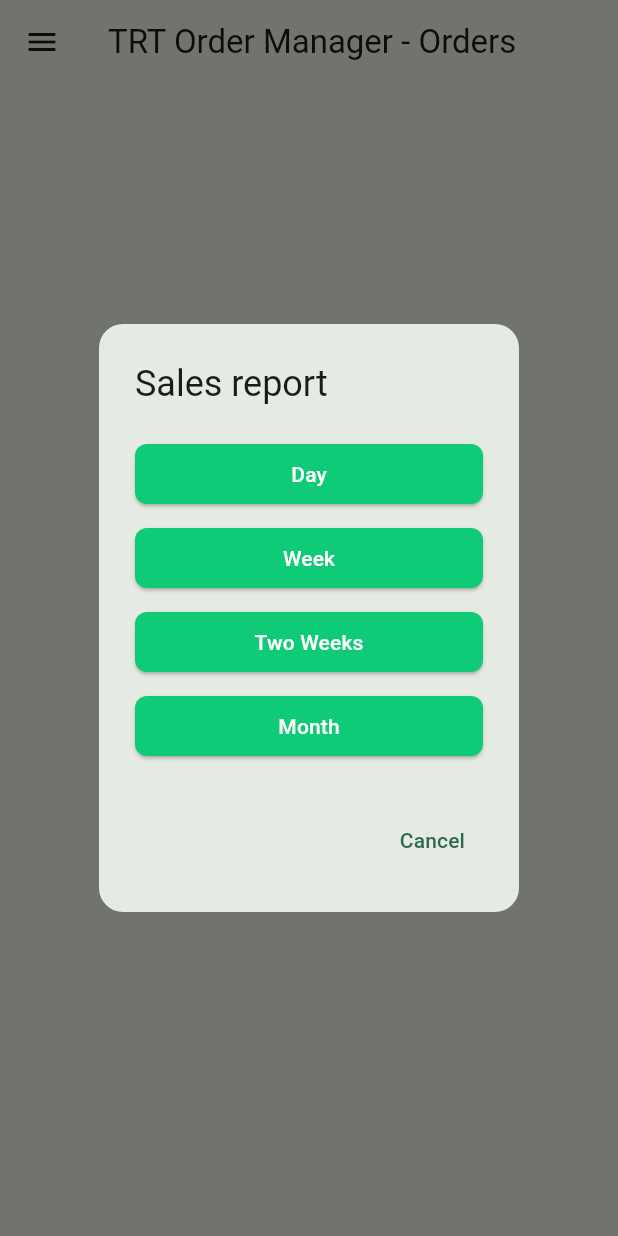
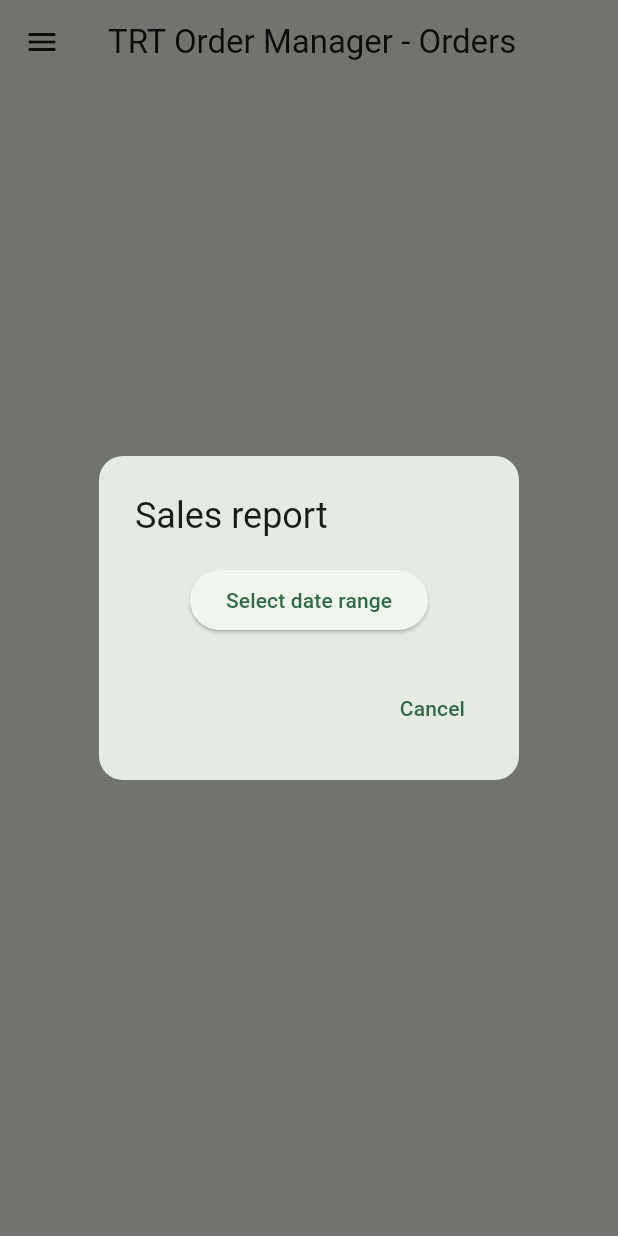
Before and after one commit to WorkWithAfridi/TRTOrderManagerPOS-Flutter, a Flutter app: the screen it shows after launch, in the side drawer, after a tap on "Report", on a phone screen of 412 x 824 dp. Run offline on Flutter 3.47's test engine with Material 3 defaults, Android fonts, the phone set to English and light mode, and no system bars; our stand-ins replace audioplayers, cached_network_image, connectivity_plus, dio, flutter_svg, gap and 4 more; statements that could not run were skipped.

Commit message:
Added date range

```diff
--- a/lib/controllers/sales_report_controller.dart
+++ b/lib/controllers/sales_report_controller.dart
@@ -1,3 +1,4 @@
+import 'package:flutter/material.dart';
 import 'package:get/get.dart';
 import 'package:pdf_printer/models/sales_report_m.dart';
 import 'package:pdf_printer/service/debug/logger.dart';
@@ -8,23 +9,20 @@ import '../service/network/network-c.dart';
 
 class SalesReportController extends GetxController {
   final NetworkController _networkController = Get.find<NetworkController>();
-
+  DateTimeRange? selectedDateRange;
   // Observables for the report and loading state
   var isLoading = false.obs;
   List<SalesReportModel> salesReportList = [];
 
   // Method to fetch the sales report
-  Future<List<SalesReportModel>> getSalesReport({required String period}) async {
+  Future<List<SalesReportModel>> getSalesReport({required String startDate, required String endDate}) async {
     // period can be "day", "week", "two_weeks", or "month"
     String? baseUrl = EvnConstant.baseUrl;
     String endpoint = "$baseUrl/wp-json/wc/v3/reports/sales"; // WooCommerce Reports endpoint
 
-    // Determine the date range for the report based on the selected period
-    Map<String, String> dateRange = _calculateDateRange(period);
-
     isLoading.value = true; // Show loading spinner
 
-    logger.d("After: ${dateRange['after']}, Before: ${dateRange['before']}");
+    logger.d("After: $startDate, Before: $endDate");
 
     try {
       final response = await _networkController.request(
@@ -33,8 +31,8 @@ class SalesReportController extends GetxController {
         params: {
           'consumer_key': EvnConstant.consumerKey, // Replace with actual key
           'consumer_secret': EvnConstant.consumerSecret, // Replace with actual secret
-          'date_min': dateRange['after']!.substring(0, 10),
-          'date_max': dateRange['before']!.substring(0, 10),
+          'date_min': startDate.substring(0, 10),
+          'date_max': endDate.substring(0, 10),
         },
       );
 
@@ -43,17 +41,17 @@ class SalesReportController extends GetxController {
       if (response != null && response.statusCode == 200) {
         // Parse the response into SalesReportModel
         salesReportList = (response.data as List).map((report) => SalesReportModel.fromJson(report)).toList();
-        logger.d("Fetched $period report successfully: $salesReportList");
+        logger.d("Fetched report successfully: $salesReportList for $startDate to $endDate");
         Get.back();
         Get.to(
           () => SalesReportScreen(),
         );
         return salesReportList;
       } else {
-        throw Exception("Failed to fetch $period report. Status code: ${response?.statusCode}");
+        throw Exception("Failed to fetch report. Status code: ${response?.statusCode}");
       }
     } catch (e) {
-      logger.e("Error fetching $period report: $e");
+      logger.e("Error fetching report: $e");
     } finally {
       isLoading.value = false; // Hide loading spinner
     }
@@ -61,43 +59,43 @@ class SalesReportController extends GetxController {
     update(); // Notify UI of changes
 
     //show toast
-    Get.snackbar('Error', 'Failed to fetch $period report.}');
+    Get.snackbar('Error', 'Failed to fetch report.}');
 
     return [];
   }
 
   // Helper method to calculate date range
-  Map<String, String> _calculateDateRange(String period) {
-    DateTime now = DateTime.now();
-    late DateTime startDate;
-    late DateTime endDate;
+  // Map<String, String> _calculateDateRange(String period) {
+  //   DateTime now = DateTime.now();
+  //   late DateTime startDate;
+  //   late DateTime endDate;
 
-    switch (period) {
-      case 'day':
-        startDate = DateTime(now.year, now.month, now.day); // Today start
-        endDate = startDate.add(const Duration(days: 1)).subtract(const Duration(seconds: 1)); // Today end
-        break;
-      case 'week':
-        int weekDay = now.weekday; // 1 for Monday, 7 for Sunday
-        startDate = now.subtract(Duration(days: weekDay - 1)); // Start of the current week (Monday)
-        endDate = startDate.add(const Duration(days: 7)).subtract(const Duration(seconds: 1)); // End of the current week
-        break;
-      case 'two_weeks':
-        int weekDay = now.weekday; // 1 for Monday, 7 for Sunday
-        startDate = now.subtract(Duration(days: weekDay - 1)); // Start of the current week (Monday)
-        endDate = startDate.add(const Duration(days: 14)).subtract(const Duration(seconds: 1)); // End of the two-week period
-        break;
-      case 'month':
-        startDate = DateTime(now.year, now.month, 1); // First day of the current month
-        endDate = DateTime(now.year, now.month + 1, 1).subtract(const Duration(seconds: 1)); // Last day of the current month
-        break;
-      default:
-        throw Exception("Invalid period specified");
-    }
+  //   switch (period) {
+  //     case 'day':
+  //       startDate = DateTime(now.year, now.month, now.day); // Today start
+  //       endDate = startDate.add(const Duration(days: 1)).subtract(const Duration(seconds: 1)); // Today end
+  //       break;
+  //     case 'week':
+  //       int weekDay = now.weekday; // 1 for Monday, 7 for Sunday
+  //       startDate = now.subtract(Duration(days: weekDay - 1)); // Start of the current week (Monday)
+  //       endDate = startDate.add(const Duration(days: 7)).subtract(const Duration(seconds: 1)); // End of the current week
+  //       break;
+  //     case 'two_weeks':
+  //       int weekDay = now.weekday; // 1 for Monday, 7 for Sunday
+  //       startDate = now.subtract(Duration(days: weekDay - 1)); // Start of the current week (Monday)
+  //       endDate = startDate.add(const Duration(days: 14)).subtract(const Duration(seconds: 1)); // End of the two-week period
+  //       break;
+  //     case 'month':
+  //       startDate = DateTime(now.year, now.month, 1); // First day of the current month
+  //       endDate = DateTime(now.year, now.month + 1, 1).subtract(const Duration(seconds: 1)); // Last day of the current month
+  //       break;
+  //     default:
+  //       throw Exception("Invalid period specified");
+  //   }
 
-    return {
-      'after': startDate.toIso8601String(),
-      'before': endDate.toIso8601String(),
-    };
-  }
+  //   return {
+  //     'after': startDate.toIso8601String(),
+  //     'before': endDate.toIso8601String(),
+  //   };
+  // }
 }
--- a/lib/main.dart
+++ b/lib/main.dart
@@ -97,50 +97,46 @@ class _DashboardViewState extends State<DashboardView> {
                   height: 80,
                   width: 80,
                   child: Center(
-                    child: Align(child: CircularProgressIndicator()),
+                    child: CircularProgressIndicator(),
                   ),
                 )
               : Column(
                   mainAxisSize: MainAxisSize.min,
-                  children: statuses.map((status) {
-                    return Padding(
-                      padding: const EdgeInsets.symmetric(vertical: 4.0),
-                      child: SizedBox(
-                        width: double.infinity, // Ensure button takes max width
-                        child: ElevatedButton(
-                          onPressed: () async {
-                            logger.d("Selected status: $status");
-                            switch (status) {
-                              case 'Day':
-                                logger.d("Day");
-                                await salesReportController.getSalesReport(period: "day");
-                                break;
-                              case 'Week':
-                                logger.d("Week");
-                                await salesReportController.getSalesReport(period: "week");
-                                break;
-                              case 'Two Weeks':
-                                logger.d("Two Weeks");
-                                await salesReportController.getSalesReport(period: "two_weeks");
-                                break;
-                              case 'Month':
-                                logger.d("Month");
-                                await salesReportController.getSalesReport(period: "month");
-                                break;
-                            }
+                  children: [
+                    ElevatedButton(
+                      onPressed: () async {
+                        final DateTimeRange? picked = await showDateRangePicker(
+                          context: context,
+                          firstDate: DateTime(2000),
+                          lastDate: DateTime.now(),
+                          saveText: "Select",
+                          builder: (context, child) {
+                            return Theme(
+                              data: Theme.of(context).copyWith(
+                                colorScheme: const ColorScheme.light(
+                                  primary: Colors.blue, // header background color
+                                  onPrimary: Colors.white, // header text color
+                                  onSurface: Colors.black, // body text color
+                                ),
+                              ),
+                              child: child!,
+                            );
                           },
-                          style: ElevatedButton.styleFrom(
-                            backgroundColor: const Color(0xFF0FCA77),
-                            foregroundColor: Colors.white,
-                            shape: RoundedRectangleBorder(
-                              borderRadius: BorderRadius.circular(8.0), // Button corner styling
-                            ),
-                          ),
-                          child: Text(status),
-                        ),
+                        );
+
+                        if (picked != null) {
+                          logger.d("Selected date range: ${salesReportController.selectedDateRange?.start}, ${salesReportController.selectedDateRange?.end}");
+                          salesReportController.selectedDateRange = picked;
+                          salesReportController.getSalesReport(
+                              startDate: salesReportController.selectedDateRange!.start.toString(),
+                              endDate: salesReportController.selectedDateRange!.end.toString());
+                        }
+                      },
+                      child: const Text(
+                        "Select date range",
                       ),
-                    );
-                  }).toList(),
+                    ),
+                  ],
                 )),
           actions: [
             TextButton(
```
